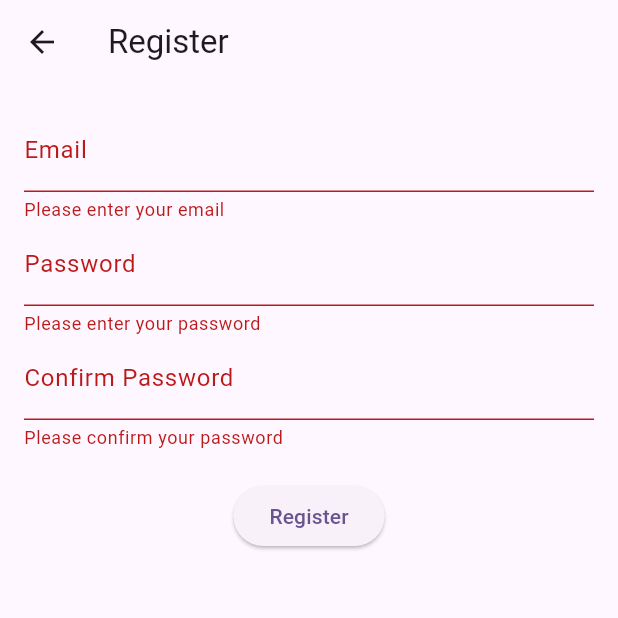
After one commit to DavidTraitz/QuickTeam, a Flutter app: the RegistrationScreen screen opened directly, after a tap on "Register", on a phone screen of 412 x 824 dp, the top half of it. The commit adds this screen. Run offline on Flutter 3.47's test engine with Material 3 defaults, Android fonts, the phone set to English and light mode, and no system bars; our stand-ins replace firebase_core; accounts and stored records are empty.

Commit message:
change of style

```diff
--- /dev/null
+++ b/project/lib/screens/registration_screen.dart
@@ -0,0 +1,92 @@
+import 'package:flutter/material.dart';
+
+class RegistrationScreen extends StatefulWidget {
+  const RegistrationScreen({super.key});
+
+  @override
+  _RegistrationScreenState createState() => _RegistrationScreenState();
+}
+
+class _RegistrationScreenState extends State<RegistrationScreen> {
+  final _formKey = GlobalKey<FormState>();
+  String _email = '';
+  String _password = '';
+  String _confirmPassword = '';
+
+  @override
+  Widget build(BuildContext context) {
+    return Scaffold(
+      appBar: AppBar(
+        title: const Text('Register'),
+      ),
+      body: Padding(
+        padding: const EdgeInsets.all(16.0),
+        child: Form(
+          key: _formKey,
+          child: Column(
+            children: [
+              TextFormField(
+                decoration: const InputDecoration(labelText: 'Email'),
+                validator: (value) {
+                  if (value == null || value.isEmpty) {
+                    return 'Please enter your email';
+                  }
+                  if (!RegExp(r'\S+@\S+\.\S+').hasMatch(value)) {
+                    return 'Please enter a valid email';
+                  }
+                  return null;
+                },
+                onSaved: (value) {
+                  _email = value!;
+                },
+              ),
+              TextFormField(
+                decoration: const InputDecoration(labelText: 'Password'),
+                obscureText: true,
+                validator: (value) {
+                  if (value == null || value.isEmpty) {
+                    return 'Please enter your password';
+                  }
+                  if (value.length < 6) {
+                    return 'Password must be at least 6 characters long';
+                  }
+                  return null;
+                },
+                onSaved: (value) {
+                  _password = value!;
+                },
+              ),
+              TextFormField(
+                decoration: const InputDecoration(labelText: 'Confirm Password'),
+                obscureText: true,
+                validator: (value) {
+                  if (value == null || value.isEmpty) {
+                    return 'Please confirm your password';
+                  }
+                  if (value != _password) {
+                    return 'Passwords do not match';
+                  }
+                  return null;
+                },
+                onSaved: (value) {
+                  _confirmPassword = value!;
+                },
+              ),
+              const SizedBox(height: 20),
+              ElevatedButton(
+                onPressed: () {
+                  if (_formKey.currentState!.validate()) {
+                    _formKey.currentState!.save();
+                    // Perform registration with _email and _password
+                    print('Register with $_email and $_password');
+                  }
+                },
+                child: const Text('Register'),
+              ),
+            ],
+          ),
+        ),
+      ),
+    );
+  }
+}
--- /dev/null
+++ b/project/lib/services/auth_service.dart
@@ -0,0 +1,50 @@
+import 'dart:convert';
+import 'package:http/http.dart' as http;
+import '../models/user.dart';
+
+class AuthService {
+  final String baseUrl;
+
+  AuthService({required this.baseUrl});
+
+  Future<User?> login(String email, String password) async {
+    final response = await http.post(
+      Uri.parse('$baseUrl/login'),
+      headers: {'Content-Type': 'application/json'},
+      body: jsonEncode({
+        'email': email,
+        'password': password,
+      }),
+    );
+
+    if (response.statusCode == 200) {
+      final Map<String, dynamic> data = jsonDecode(response.body);
+      return User.fromJson(data);
+    } else {
+      // Handle errors
+      print('Failed to login: ${response.statusCode}');
+      return null;
+    }
+  }
+
+  Future<User?> register(String email, String password, String username) async {
+    final response = await http.post(
+      Uri.parse('$baseUrl/register'),
+      headers: {'Content-Type': 'application/json'},
+      body: jsonEncode({
+        'email': email,
+        'password': password,
+        'username': username,
+      }),
+    );
+
+    if (response.statusCode == 201) {
+      final Map<String, dynamic> data = jsonDecode(response.body);
+      return User.fromJson(data);
+    } else {
+      // Handle errors
+      print('Failed to register: ${response.statusCode}');
+      return null;
+    }
+  }
+}
--- a/project/pubspec.yaml
+++ b/project/pubspec.yaml
@@ -30,7 +30,9 @@ environment:
 dependencies:
   flutter:
     sdk: flutter
-
+  http: ^1.2.2
+  firebase_core: ^3.6.0
+  firebase_auth: ^5.3.1
 
   # The following adds the Cupertino Icons font to your application.
   # Use with the CupertinoIcons class for iOS style icons.
@@ -45,7 +47,7 @@ dev_dependencies:
   # activated in the `analysis_options.yaml` file located at the root of your
   # package. See that file for information about deactivating specific lint
   # rules and activating additional ones.
-  flutter_lints: ^4.0.0
+  flutter_lints: ^5.0.0
 
 # For information on the generic Dart part of this file, see the
 # following page: https://dart.dev/tools/pub/pubspec
```
Also changed, not shown: project/lib/main.dart (+220 -92 lines), project/lib/models/user.dart (added, +29 -0 lines), project/lib/screens/login_screen.dart (added, +86 -0 lines), project/thing.json (added, +40 -0 lines), project/lib/about_us.dart (added), project/lib/bookings.dart (added), project/lib/elite_ship.dart (added), project/lib/home.dart (added), project/lib/locations.dart (added), project/lib/myfav.dart (added), project/lib/new_features.dart (added), project/lib/screens/group_screen.dart (added), project/lib/screens/interest_screen.dart (added), project/lib/service.dart (added), 3 more files, 7 other files.
